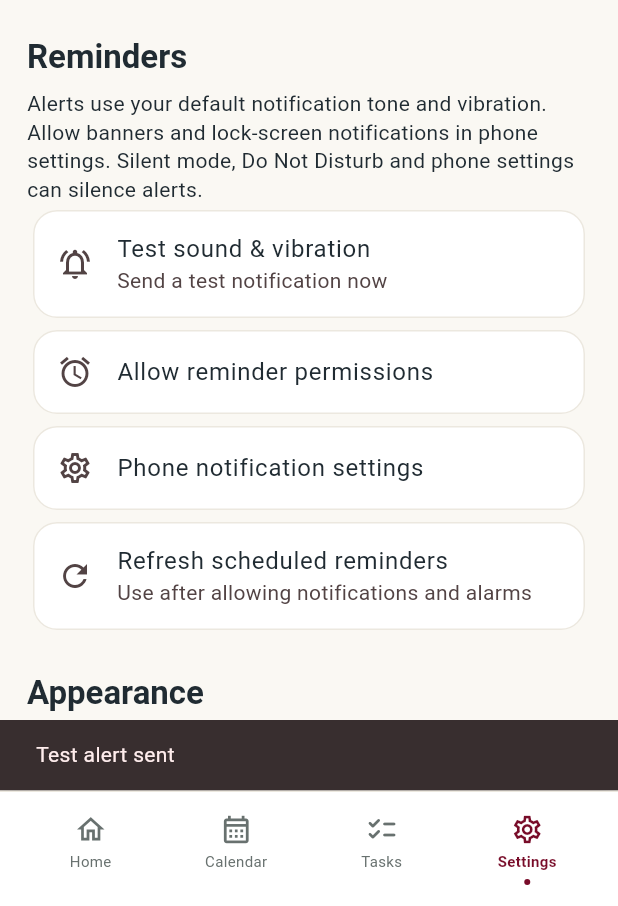
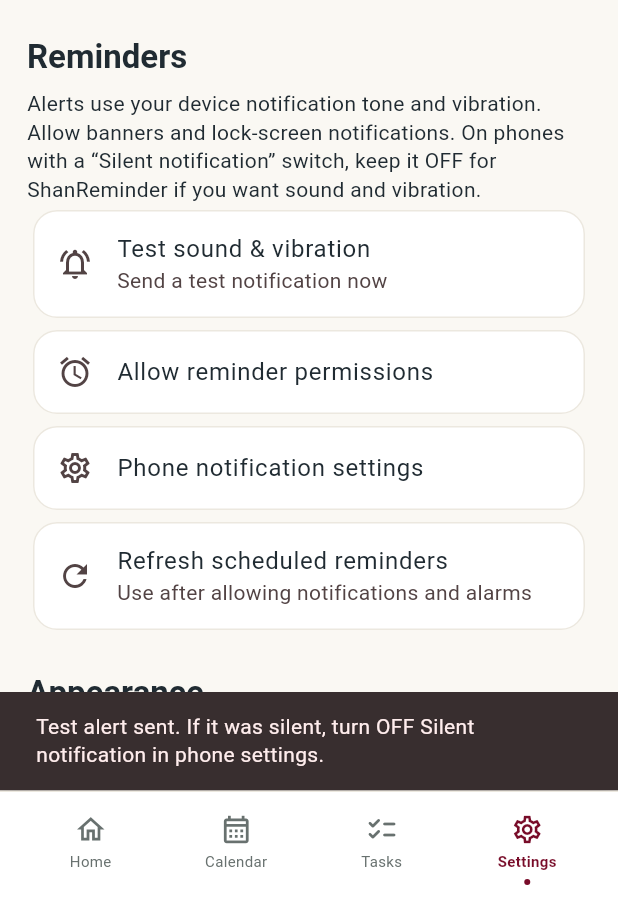
Before and after one commit to sureshaniyer-boop/ShanReminder, a Flutter app: the screen it shows after launch, item 4 of the bottom bar chosen, after a tap on "Test sound & vibration", on a phone screen of 412 x 824 dp, the part 330-1236 px from its top. Run offline on Flutter 3.47's test engine with Material 3 defaults, Android fonts, the phone set to English and light mode, and no system bars; our stand-ins replace flutter_local_notifications, flutter_timezone, shared_preferences, timezone.

Commit message:
v1.4 improve reminder diagnostics and silent-mode guidance

```diff
--- a/lib/screens/settings_screen.dart
+++ b/lib/screens/settings_screen.dart
@@ -23,9 +23,9 @@ class SettingsScreen extends StatelessWidget {
     try {
       await action();
       if (context.mounted) ScaffoldMessenger.of(context).showSnackBar(SnackBar(content: Text(message)));
-    } catch (_) {
-      if (context.mounted) ScaffoldMessenger.of(context).showSnackBar(const SnackBar(
-        content: Text('Could not complete this action. Check permissions and try again.')));
+    } catch (e) {
+      if (context.mounted) ScaffoldMessenger.of(context).showSnackBar(SnackBar(
+        content: Text('Could not complete this action. ${e.toString().replaceFirst('Bad state: ', '')}')));
     }
   }
 
@@ -39,11 +39,12 @@ class SettingsScreen extends StatelessWidget {
     const SizedBox(height: 24),
     Text('Reminders', style: Theme.of(context).textTheme.titleLarge),
     const SizedBox(height: 8),
-    const Text('Alerts use your default notification tone and vibration. Allow banners and lock-screen notifications in phone settings. Silent mode, Do Not Disturb and phone settings can silence alerts.'),
+    const Text('Alerts use your device notification tone and vibration. Allow banners and lock-screen notifications. On phones with a “Silent notification” switch, keep it OFF for ShanReminder if you want sound and vibration.'),
     Card(child: ListTile(leading: const Icon(Icons.notifications_active_outlined),
       title: const Text('Test sound & vibration'),
       subtitle: const Text('Send a test notification now'),
-      onTap: () => _run(context, NotificationService.instance.testAlert, 'Test alert sent'))),
+      onTap: () => _run(context, NotificationService.instance.testAlert,
+        'Test alert sent. If it was silent, turn OFF Silent notification in phone settings.'))),
     Card(child: ListTile(leading: const Icon(Icons.alarm),
       title: const Text('Allow reminder permissions'),
       onTap: () => _run(context, NotificationService.instance.requestPermissions,
```
